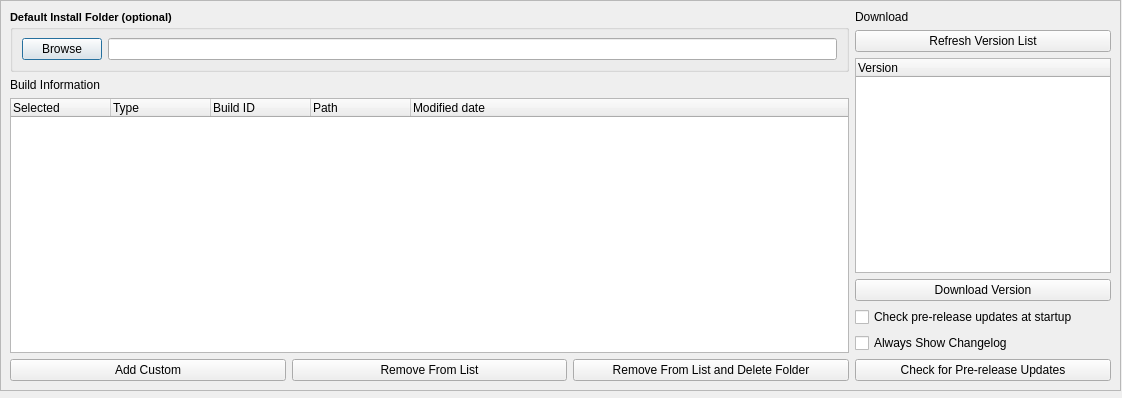
Old version of the form modules/version_dialog.ui in the repository rainmakerv3/BB_Launcher.
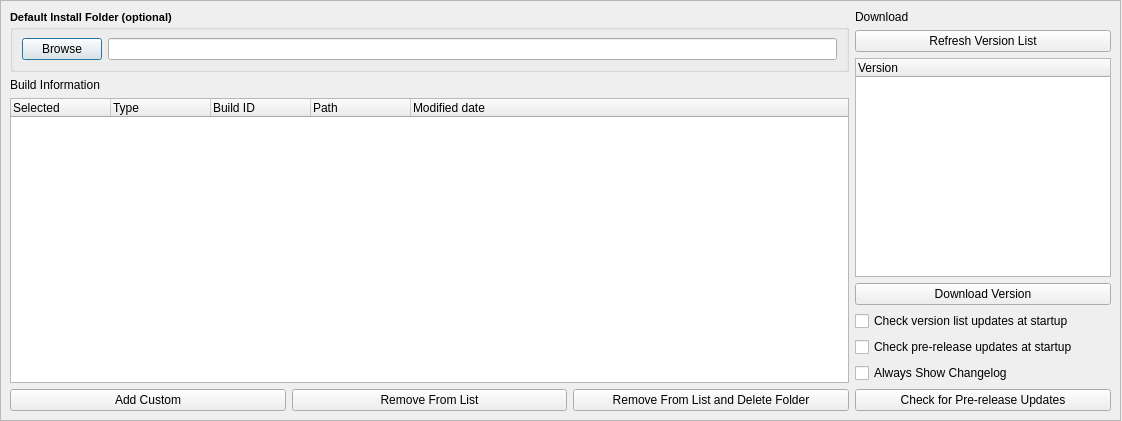
New version of the form. Icons and pictures are not drawn.

Commit message: Autoupdate versions list

The edit to the form file:
```diff
--- a/modules/version_dialog.ui
+++ b/modules/version_dialog.ui
@@ -7,7 +7,7 @@
     <x>0</x>
     <y>0</y>
     <width>1122</width>
-    <height>398</height>
+    <height>421</height>
    </rect>
   </property>
   <property name="windowTitle">
@@ -23,7 +23,7 @@
      <x>0</x>
      <y>0</y>
      <width>1121</width>
-     <height>391</height>
+     <height>421</height>
     </rect>
    </property>
    <property name="sizePolicy">
@@ -41,7 +41,7 @@
       <x>0</x>
       <y>0</y>
       <width>1119</width>
-      <height>389</height>
+      <height>419</height>
      </rect>
     </property>
     <layout class="QVBoxLayout" name="versionTabLayout">
@@ -255,6 +255,13 @@
            <property name="topMargin">
             <number>0</number>
            </property>
+           <item>
+            <widget class="QCheckBox" name="versionListUpdateCheckBox">
+             <property name="text">
+              <string>Check version list updates at startup</string>
+             </property>
+            </widget>
+           </item>
            <item>
             <widget class="QCheckBox" name="checkOnStartupCheckBox">
              <property name="text">
```
The commit also changes 5 other files.
